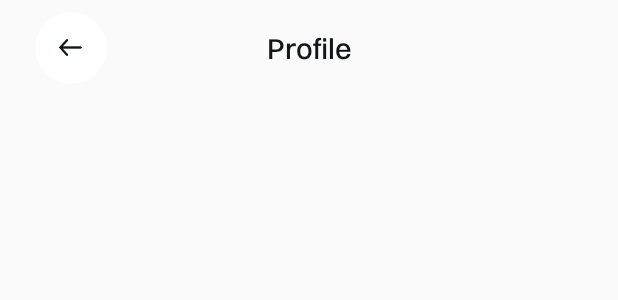
After one commit to mdshourovmolla2000/Furniture-Shop-App, an Android app: the layout fragment_profile.xml on its own in the app's theme, with its tools: preview values and no code run, on a phone screen of 412 x 824 dp. The commit adds this screen. Shown: the top 300 px of the screen. Run offline under Robolectric (Android 15) with nearby library versions, the phone set to English and light mode, and no system bars.

Commit message:
profile page created

```diff
--- a/app/src/main/java/com/shourov/furnitureshop/view/HomeFragment.kt
+++ b/app/src/main/java/com/shourov/furnitureshop/view/HomeFragment.kt
@@ -125,6 +125,7 @@ class HomeFragment : Fragment(), HomeCategoryItemClickListener, PopularProductIt
 
         binding.bottomNavigationFavouriteMenu.setOnClickListener { findNavController().navigate(R.id.action_homeFragment_to_favouriteFragment) }
         binding.bottomNavigationShoppingMenu.setOnClickListener { findNavController().navigate(R.id.action_homeFragment_to_shoppingFragment) }
+        binding.bottomNavigationProfileMenu.setOnClickListener { findNavController().navigate(R.id.action_homeFragment_to_profileFragment) }
 
         return binding.root
     }
--- /dev/null
+++ b/app/src/main/res/layout/fragment_profile.xml
@@ -0,0 +1,54 @@
+<?xml version="1.0" encoding="utf-8"?>
+<androidx.constraintlayout.widget.ConstraintLayout xmlns:android="http://schemas.android.com/apk/res/android"
+    xmlns:tools="http://schemas.android.com/tools"
+    android:layout_width="match_parent"
+    android:layout_height="match_parent"
+    xmlns:app="http://schemas.android.com/apk/res-auto"
+    tools:context=".view.ProfileFragment">
+
+    <androidx.constraintlayout.widget.ConstraintLayout
+        android:id="@+id/topSectionLayout"
+        android:layout_width="match_parent"
+        android:layout_height="wrap_content"
+        app:layout_constraintTop_toTopOf="parent"
+        android:layout_marginHorizontal="@dimen/_18sdp"
+        android:layout_marginVertical="@dimen/_6sdp">
+
+        <androidx.cardview.widget.CardView
+            android:id="@+id/backIcon"
+            android:layout_width="@dimen/_37sdp"
+            android:layout_height="@dimen/_37sdp"
+            app:layout_constraintStart_toStartOf="parent"
+            app:layout_constraintTop_toTopOf="parent"
+            app:layout_constraintBottom_toBottomOf="parent"
+            app:cardElevation="0dp"
+            app:cardCornerRadius="@dimen/_37sdp"
+            app:cardBackgroundColor="@color/white"
+            android:clickable="true"
+            android:focusable="true"
+            android:foreground="?attr/selectableItemBackground">
+
+            <ImageView
+                android:layout_width="@dimen/_18sdp"
+                android:layout_height="@dimen/_18sdp"
+                android:src="@drawable/back_icon"
+                android:layout_gravity="center"/>
+
+        </androidx.cardview.widget.CardView>
+
+        <TextView
+            android:id="@+id/titleTextview"
+            android:layout_width="wrap_content"
+            android:layout_height="wrap_content"
+            app:layout_constraintStart_toStartOf="parent"
+            app:layout_constraintEnd_toEndOf="parent"
+            app:layout_constraintTop_toTopOf="parent"
+            app:layout_constraintBottom_toBottomOf="parent"
+            android:text="Profile"
+            android:textColor="@color/blackTextColor"
+            android:textSize="@dimen/_15sdp"
+            android:fontFamily="@font/switzer_medium"/>
+
+    </androidx.constraintlayout.widget.ConstraintLayout>
+
+</androidx.constraintlayout.widget.ConstraintLayout>
```
Also changed, not shown: app/src/main/java/com/shourov/furnitureshop/view/ProfileFragment.kt (added, +26 -0 lines), app/src/main/res/navigation/main_nav_graph.xml (+12 -0 lines).
